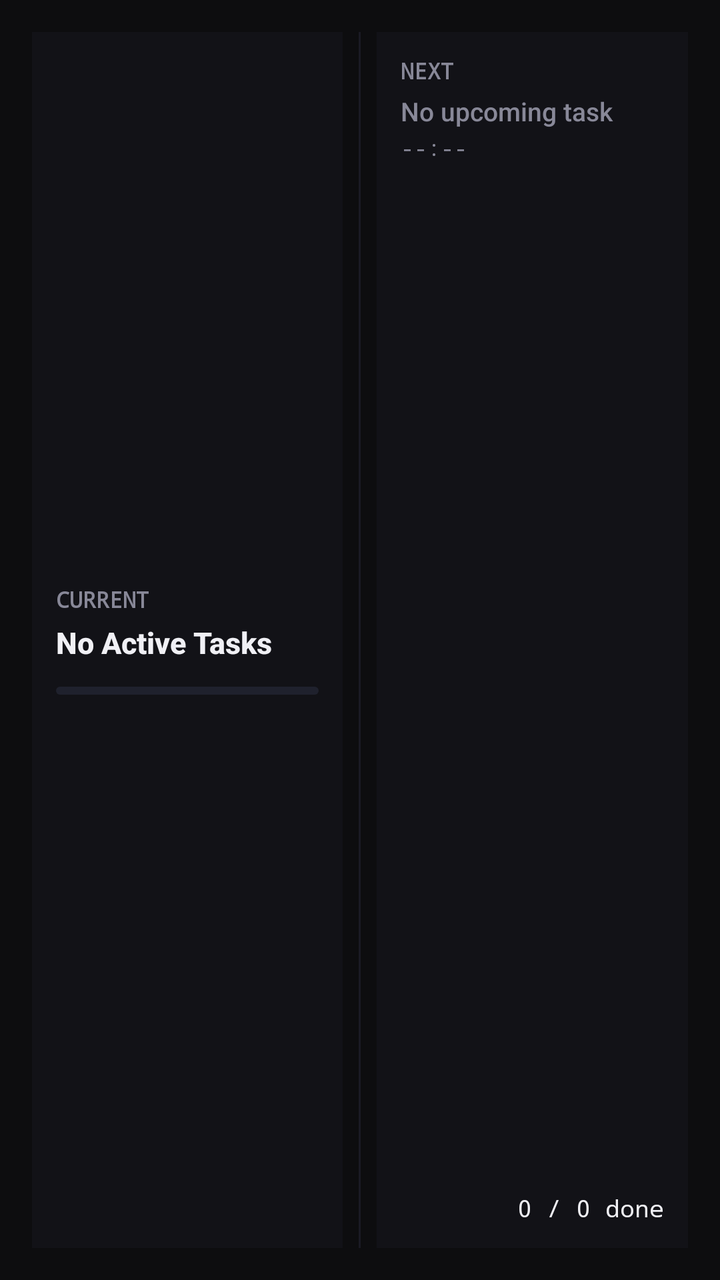
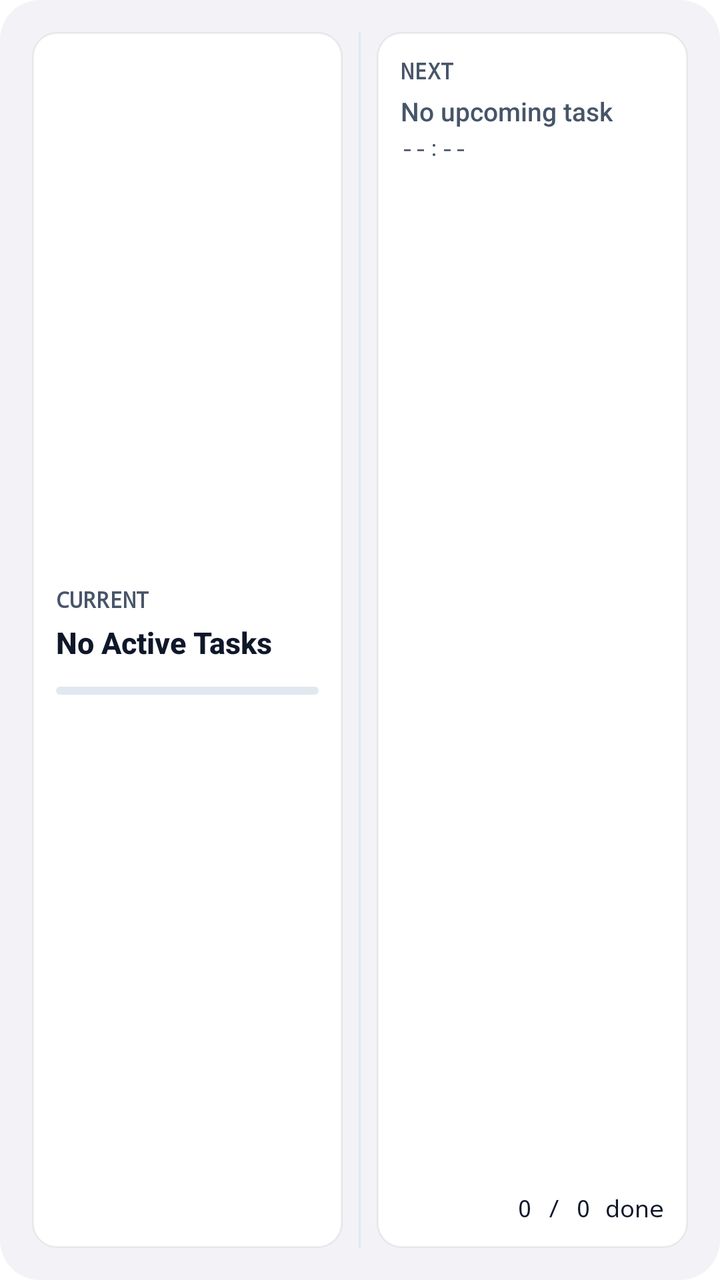

An Android layout rendered at two revisions. The XML below is the earlier revision; the diff shows what the commit changed to produce the second picture.
<!-- AndroidManifest.xml: fallback theme Theme.MaterialComponents.DayNight.NoActionBar -->
<!-- res/layout/widget_layout.xml -->
<LinearLayout xmlns:android="http://schemas.android.com/apk/res/android"
    android:id="@+id/widget_root"
    android:layout_width="match_parent"
    android:layout_height="match_parent"
    android:orientation="horizontal"
    android:background="#0D0D0F"
    android:padding="16dp">

    
    <LinearLayout
        android:id="@+id/layout_active_task"
        android:layout_width="0dp"
        android:layout_height="match_parent"
        android:layout_weight="1"
        android:orientation="vertical"
        android:gravity="center_vertical"
        android:background="#121217"
        android:padding="12dp">

        <TextView
            android:id="@+id/tv_headline_label"
            android:layout_width="wrap_content"
            android:layout_height="wrap_content"
            android:text="CURRENT"
            android:textColor="#888898"
            android:textSize="11sp"
            android:fontFamily="monospace"
            android:textStyle="bold"/>

        <TextView
            android:id="@+id/tv_headline_title"
            android:layout_width="match_parent"
            android:layout_height="wrap_content"
            android:text="No Active Tasks"
            android:textColor="#F0F0F5"
            android:textSize="15sp"
            android:textStyle="bold"
            android:fontFamily="sans-serif-medium"
            android:maxLines="2"
            android:ellipsize="end"
            android:layout_marginTop="4dp"
            android:layout_marginBottom="12dp"/>

        <ProgressBar
            android:id="@+id/progress_current"
            style="@android:style/Widget.ProgressBar.Horizontal"
            android:layout_width="match_parent"
            android:layout_height="4dp"
            android:max="100"
            android:progress="0"
            android:progressDrawable="@drawable/widget_progress"/>
    </LinearLayout>

    <LinearLayout
        android:layout_width="1dp"
        android:layout_height="match_parent"
        android:background="#1A1A24"
        android:layout_marginStart="8dp"
        android:layout_marginEnd="8dp"/>

    
    <LinearLayout
        android:layout_width="0dp"
        android:layout_height="match_parent"
        android:layout_weight="1"
        android:orientation="vertical"
        android:gravity="center_vertical"
        android:background="#121217"
        android:padding="12dp">

        <TextView
            android:id="@+id/tv_next_label"
            android:layout_width="wrap_content"
            android:layout_height="wrap_content"
            android:text="NEXT"
            android:textColor="#888898"
            android:textSize="11sp"
            android:fontFamily="monospace"
            android:textStyle="bold"/>

        <TextView
            android:id="@+id/tv_next_task_title"
            android:layout_width="match_parent"
            android:layout_height="wrap_content"
            android:text="No upcoming task"
            android:textColor="#888898"
            android:textSize="13sp"
            android:fontFamily="sans-serif-medium"
            android:maxLines="1"
            android:ellipsize="end"
            android:layout_marginTop="4dp"/>

        <TextView
            android:id="@+id/tv_next_task_time"
            android:layout_width="match_parent"
            android:layout_height="wrap_content"
            android:text="--:--"
            android:textColor="#888898"
            android:textSize="11sp"
            android:fontFamily="monospace"
            android:layout_marginTop="2dp"/>

        <LinearLayout
            android:layout_width="match_parent"
            android:layout_height="0dp"
            android:layout_weight="1"
            android:orientation="vertical"/>

        <TextView
            android:id="@+id/tv_total_progress"
            android:layout_width="wrap_content"
            android:layout_height="wrap_content"
            android:text="0 / 0 done"
            android:textColor="#F0F0F5"
            android:textSize="12sp"
            android:fontFamily="monospace"
            android:layout_gravity="end"/>
    </LinearLayout>
</LinearLayout>
<!-- resources referenced by this layout -->
<resources>
  <!-- drawable widget_progress (drawable) -->
  <?xml version="1.0" encoding="utf-8"?>
  <layer-list xmlns:android="http://schemas.android.com/apk/res/android">
      <item android:id="@android:id/background">
          <shape>
              <corners android:radius="3dp" />
              <solid android:color="#1F212D" />
          </shape>
      </item>
      <item android:id="@android:id/progress">
          <clip>
              <shape>
                  <corners android:radius="3dp" />
                  <solid android:color="#388AF6" />
              </shape>
          </clip>
      </item>
  </layer-list>
</resources>

<!-- the commit's change to res/layout/widget_layout.xml (unified diff, before → after) -->
@@ -3,7 +3,7 @@
     android:layout_width="match_parent"
     android:layout_height="match_parent"
     android:orientation="horizontal"
-    android:background="#0D0D0F"
+    android:background="@drawable/widget_background"
     android:padding="16dp">
 
     
@@ -14,7 +14,7 @@
         android:layout_weight="1"
         android:orientation="vertical"
         android:gravity="center_vertical"
-        android:background="#121217"
+        android:background="@drawable/widget_card"
         android:padding="12dp">
 
         <TextView
@@ -22,7 +22,7 @@
             android:layout_width="wrap_content"
             android:layout_height="wrap_content"
             android:text="CURRENT"
-            android:textColor="#888898"
+            android:textColor="@color/widget_secondary"
             android:textSize="11sp"
             android:fontFamily="monospace"
             android:textStyle="bold"/>
@@ -32,7 +32,7 @@
             android:layout_width="match_parent"
             android:layout_height="wrap_content"
             android:text="No Active Tasks"
-            android:textColor="#F0F0F5"
+            android:textColor="@color/widget_primary"
             android:textSize="15sp"
             android:textStyle="bold"
             android:fontFamily="sans-serif-medium"
@@ -41,31 +41,32 @@
             android:layout_marginTop="4dp"
             android:layout_marginBottom="12dp"/>
 
-        <ProgressBar
+        <ImageView
             android:id="@+id/progress_current"
-            style="@android:style/Widget.ProgressBar.Horizontal"
             android:layout_width="match_parent"
             android:layout_height="4dp"
-            android:max="100"
-            android:progress="0"
-            android:progressDrawable="@drawable/widget_progress"/>
+            android:scaleType="fitXY"
+            android:importantForAccessibility="yes"
+            android:src="@drawable/widget_progress"/>
     </LinearLayout>
 
     <LinearLayout
+        android:id="@+id/widget_divider"
         android:layout_width="1dp"
         android:layout_height="match_parent"
-        android:background="#1A1A24"
+        android:background="@color/widget_track"
         android:layout_marginStart="8dp"
         android:layout_marginEnd="8dp"/>
 
     
     <LinearLayout
+        android:id="@+id/layout_next_task"
         android:layout_width="0dp"
         android:layout_height="match_parent"
         android:layout_weight="1"
         android:orientation="vertical"
         android:gravity="center_vertical"
-        android:background="#121217"
+        android:background="@drawable/widget_card"
         android:padding="12dp">
 
         <TextView
@@ -73,7 +74,7 @@
             android:layout_width="wrap_content"
             android:layout_height="wrap_content"
             android:text="NEXT"
-            android:textColor="#888898"
+            android:textColor="@color/widget_secondary"
             android:textSize="11sp"
             android:fontFamily="monospace"
             android:textStyle="bold"/>
@@ -83,7 +84,7 @@
             android:layout_width="match_parent"
             android:layout_height="wrap_content"
             android:text="No upcoming task"
-            android:textColor="#888898"
+            android:textColor="@color/widget_secondary"
             android:textSize="13sp"
             android:fontFamily="sans-serif-medium"
             android:maxLines="1"
@@ -95,7 +96,7 @@
             android:layout_width="match_parent"
             android:layout_height="wrap_content"
             android:text="--:--"
-            android:textColor="#888898"
+            android:textColor="@color/widget_secondary"
             android:textSize="11sp"
             android:fontFamily="monospace"
             android:layout_marginTop="2dp"/>
@@ -111,7 +112,7 @@
             android:layout_width="wrap_content"
             android:layout_height="wrap_content"
             android:text="0 / 0 done"
-            android:textColor="#F0F0F5"
+            android:textColor="@color/widget_primary"
             android:textSize="12sp"
             android:fontFamily="monospace"
             android:layout_gravity="end"/>
<!-- resource entries referenced after the edit -->
@@ -1,22 +1,42 @@
 <!-- resources referenced by this layout -->
 <resources>
+  <color name="widget_primary">#0F172A</color>
+  <color name="widget_secondary">#475569</color>
+  <color name="widget_track">#E2E8F0</color>
+  <!-- drawable widget_background (drawable) -->
+  <?xml version="1.0" encoding="utf-8"?>
+  <shape xmlns:android="http://schemas.android.com/apk/res/android">
+      <solid android:color="@color/widget_bg" />
+      <corners android:radius="20dp" />
+  </shape>
+  <!-- drawable widget_card (drawable) -->
+  <?xml version="1.0" encoding="utf-8"?>
+  <shape xmlns:android="http://schemas.android.com/apk/res/android">
+      <solid android:color="@color/widget_card" />
+      <corners android:radius="12dp" />
+      <stroke android:width="1dp" android:color="@color/widget_border" />
+  </shape>
   <!-- drawable widget_progress (drawable) -->
   <?xml version="1.0" encoding="utf-8"?>
   <layer-list xmlns:android="http://schemas.android.com/apk/res/android">
-      <item android:id="@android:id/background">
+      <item>
           <shape>
               <corners android:radius="3dp" />
-              <solid android:color="#1F212D" />
+              <solid android:color="@color/widget_track" />
           </shape>
       </item>
-      <item android:id="@android:id/progress">
-          <clip>
+      <item>
+          <clip android:clipOrientation="horizontal" android:gravity="left">
               <shape>
                   <corners android:radius="3dp" />
-                  <solid android:color="#388AF6" />
+                  <solid android:color="@color/widget_accent" />
               </shape>
           </clip>
       </item>
   </layer-list>
+  <color name="widget_bg">#F2F2F7</color>
+  <color name="widget_card">#FFFFFF</color>
+  <color name="widget_border">#0F000000</color>
+  <color name="widget_accent">#2563EB</color>
 </resources>
 
